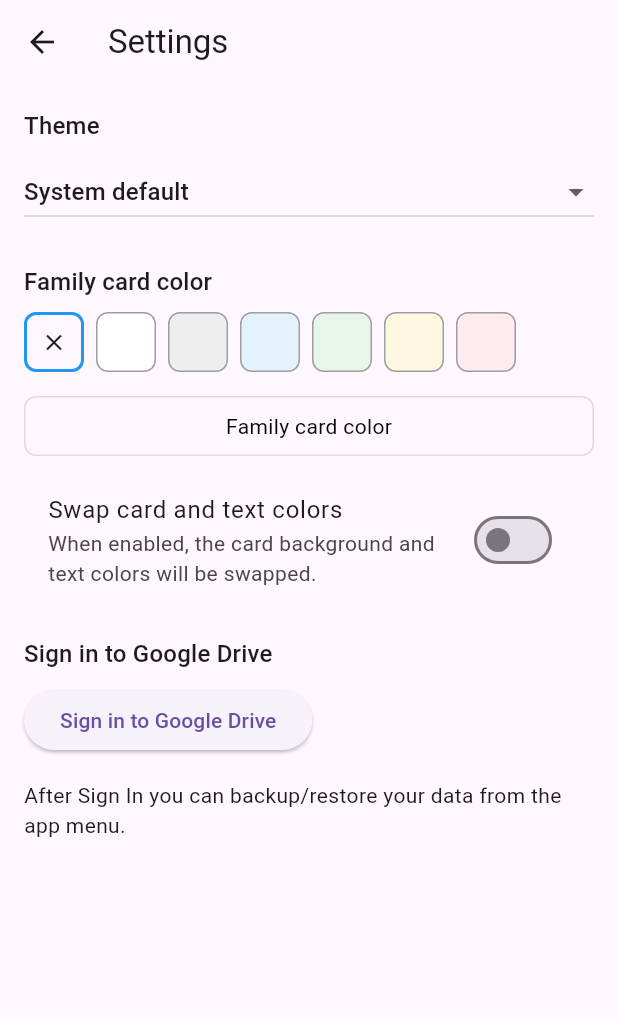
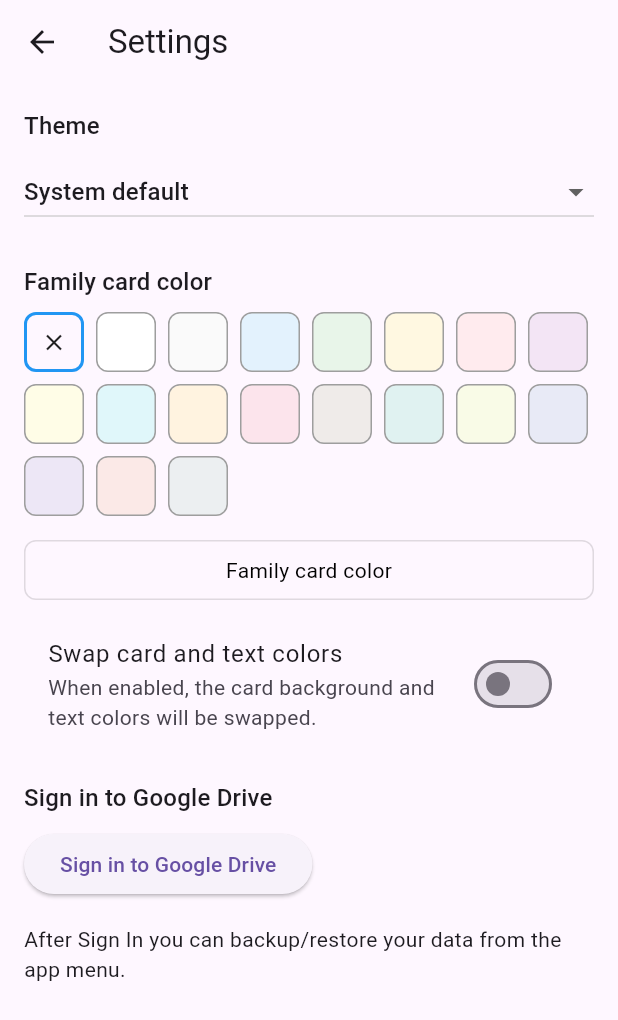
Before and after one commit to yashvyas29/YVCounter, a Flutter app: the screen it shows after launch, after a tap on the "settings" icon, on a phone screen of 412 x 824 dp. Shown: the top 1020 px of the screen. Run offline on Flutter 3.47's test engine with Material 3 defaults, Android fonts, the phone set to English and light mode, and no system bars; our stand-ins replace file, file_picker, flutter_image_compress, google_sign_in, image_cropper, image_picker and 2 more; missing offline and left inert: crop_your_image, excel, extension_google_sign_in_as_googleapis_auth, flutter_beep, googleapis, graphview and 2 more; accounts and stored records are empty.

Commit message:
Added some additional card colors in settings and updated dependencies.

```diff
--- a/lib/common/google_drive.dart
+++ b/lib/common/google_drive.dart
@@ -153,7 +153,7 @@ class GoogleDrive {
       await _googleSignIn.initialize(serverClientId: serverClientId);
     } catch (error) {
       debugPrint('initialize error: $error');
-      Future.error(error);
+      return Future.error(error);
     }
   }
 
@@ -174,7 +174,7 @@ class GoogleDrive {
       }
     } catch (error) {
       debugPrint("signIn error: $error");
-      Future.error(error);
+      return Future.error(error);
     }
   }
 
@@ -184,7 +184,7 @@ class GoogleDrive {
       _account ??= await _googleSignIn.attemptLightweightAuthentication();
     } catch (error) {
       debugPrint("signInSilently error: $error");
-      Future.error(error);
+      return Future.error(error);
     }
   }
 
@@ -271,19 +271,24 @@ class GoogleDrive {
   // Get Drive Api
   Future<ga.DriveApi?> _getDriveApi() async {
     debugPrint("_getDriveApi");
+
+    // Attempt sign-in if not already signed in
     if (_account == null) {
       debugPrint("User not signed in.");
       await signIn();
     }
-    final authorization = await _account?.authorizationClient.authorizeScopes(
-      _scopes,
-    );
-    final authClient = authorization?.authClient(scopes: _scopes);
-    if (authClient != null) {
-      return ga.DriveApi(authClient);
-    } else {
+
+    // Verify we have an account after sign-in attempt
+    if (_account == null) {
+      debugPrint("Sign in failed - account still null.");
       return null;
     }
+
+    // Get authorization (authorizeScopes either succeeds or throws)
+    final authorization = await _account!.authorizationClient.authorizeScopes(_scopes);
+
+    final authClient = authorization.authClient(scopes: _scopes);
+    return ga.DriveApi(authClient);
   }
 
   Future<String> _getFileId(ga.DriveApi driveApi) async {
--- a/lib/mala_japs/mala_jap_counter_page.dart
+++ b/lib/mala_japs/mala_jap_counter_page.dart
@@ -56,7 +56,7 @@ class MyHomePage extends StatefulWidget {
   }
 
   Future<List<Mala>> _getMalasFromExcel() async {
-    FilePickerResult? result = await FilePicker.platform.pickFiles(
+    FilePickerResult? result = await FilePicker.pickFiles(
       type: FileType.custom,
       allowedExtensions: ['xlsx'],
     );
--- a/lib/mala_japs/mala_jap_excel_file_handler.dart
+++ b/lib/mala_japs/mala_jap_excel_file_handler.dart
@@ -91,7 +91,7 @@ class MalaJapExcelFileHandler {
     if (fileBytes != null && fileBytes.isNotEmpty) {
       try {
         const fileName = 'malas.xlsx';
-        final filePath = await FilePicker.platform.saveFile(
+        final filePath = await FilePicker.saveFile(
           fileName: fileName,
           type: FileType.custom,
           allowedExtensions: ['xlsx'],
--- a/lib/settings/settings_page.dart
+++ b/lib/settings/settings_page.dart
@@ -233,11 +233,23 @@ class _SettingsPageState extends State<SettingsPage> {
     final colors = <Color?>[
       null,
       Colors.white,
-      Colors.grey.shade200,
+      Colors.grey.shade50,
       Colors.blue.shade50,
       Colors.green.shade50,
       Colors.amber.shade50,
       Colors.red.shade50,
+      Colors.purple.shade50,
+      Colors.yellow.shade50,
+      Colors.cyan.shade50,
+      Colors.orange.shade50,
+      Colors.pink.shade50,
+      Colors.brown.shade50,
+      Colors.teal.shade50,
+      Colors.lime.shade50,
+      Colors.indigo.shade50,
+      Colors.deepPurple.shade50,
+      Colors.deepOrange.shade50,
+      Colors.blueGrey.shade50,
     ];
 
     return Wrap(
```
Also changed, not shown: pubspec.yaml (+10 -10 lines), pubspec.lock.
